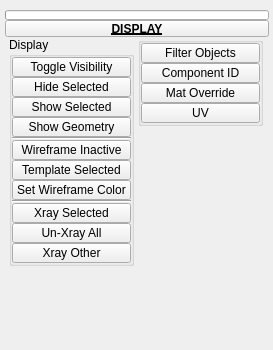
Before: the Qt Designer form tentacle/ui/uiLevel_3/display.ui in m3trik/tentacle, drawn with Qt 5.
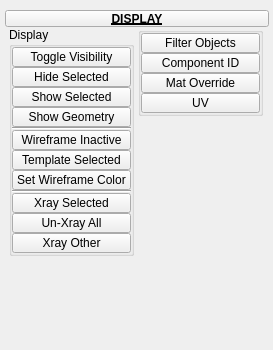
After: the same form once the commit is applied. Custom widgets are drawn as their Qt base class.

```diff
--- a/tentacle/ui/uiLevel_3/display.ui
+++ b/tentacle/ui/uiLevel_3/display.ui
@@ -52,34 +52,35 @@
       <number>0</number>
      </property>
      <item row="0" column="1" colspan="2">
-      <widget class="ProgressBar" name="progressBar">
-       <property name="sizePolicy">
-        <sizepolicy hsizetype="Ignored" vsizetype="Fixed">
-         <horstretch>0</horstretch>
-         <verstretch>0</verstretch>
-        </sizepolicy>
-       </property>
+      <widget class="PushButtonDraggable" name="draggable_header">
        <property name="minimumSize">
         <size>
-         <width>0</width>
-         <height>10</height>
+         <width>19</width>
+         <height>17</height>
         </size>
        </property>
        <property name="maximumSize">
         <size>
-         <width>16777215</width>
-         <height>10</height>
+         <width>999</width>
+         <height>17</height>
         </size>
        </property>
-       <property name="value">
-        <number>0</number>
+       <property name="font">
+        <font>
+         <weight>75</weight>
+         <bold>true</bold>
+         <underline>true</underline>
+        </font>
        </property>
-       <property name="textVisible">
-        <bool>false</bool>
+       <property name="text">
+        <string>DISPLAY</string>
+       </property>
+       <property name="checkable">
+        <bool>true</bool>
        </property>
       </widget>
      </item>
-     <item row="2" column="1" colspan="2">
+     <item row="1" column="1" colspan="2">
       <layout class="QHBoxLayout" name="horizontalLayout">
        <item>
         <layout class="QVBoxLayout" name="verticalLayout">
@@ -502,35 +503,6 @@
        </item>
       </layout>
      </item>
-     <item row="1" column="1" colspan="2">
-      <widget class="PushButtonDraggable" name="draggable_header">
-       <property name="minimumSize">
-        <size>
-         <width>19</width>
-         <height>17</height>
-        </size>
-       </property>
-       <property name="maximumSize">
-        <size>
-         <width>999</width>
-         <height>17</height>
-        </size>
-       </property>
-       <property name="font">
-        <font>
-         <weight>75</weight>
-         <bold>true</bold>
-         <underline>true</underline>
-        </font>
-       </property>
-       <property name="text">
-        <string>DISPLAY</string>
-       </property>
-       <property name="checkable">
-        <bool>true</bool>
-       </property>
-      </widget>
-     </item>
     </layout>
    </widget>
   </widget>
@@ -541,11 +513,6 @@
    <extends>QPushButton</extends>
    <header>widgets.pushbuttondraggable.h</header>
   </customwidget>
-  <customwidget>
-   <class>ProgressBar</class>
-   <extends>QProgressBar</extends>
-   <header>widgets.progressbar.h</header>
-  </customwidget>
  </customwidgets>
  <resources/>
  <connections/>
```
